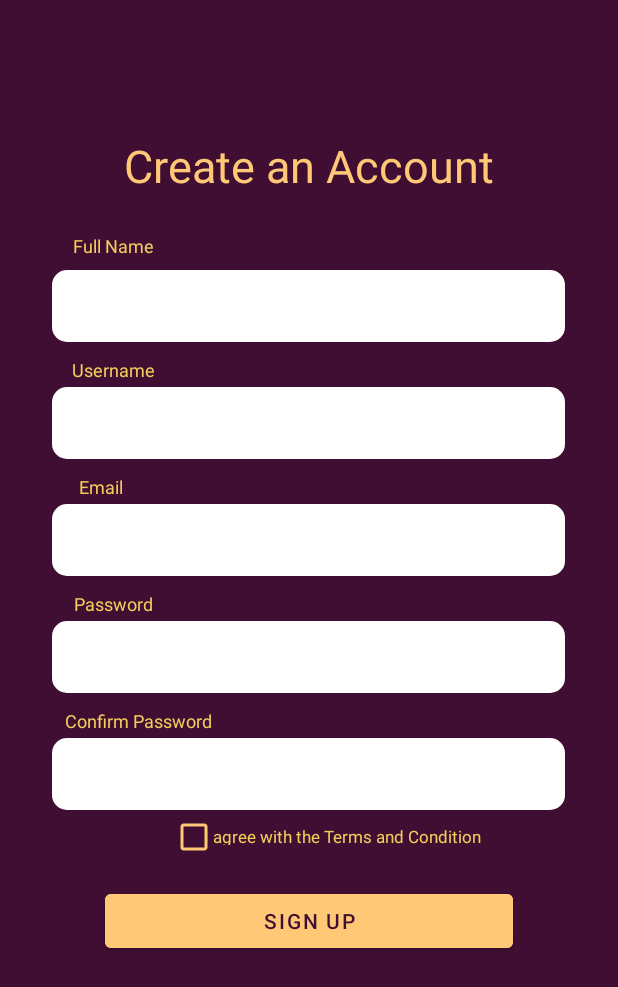
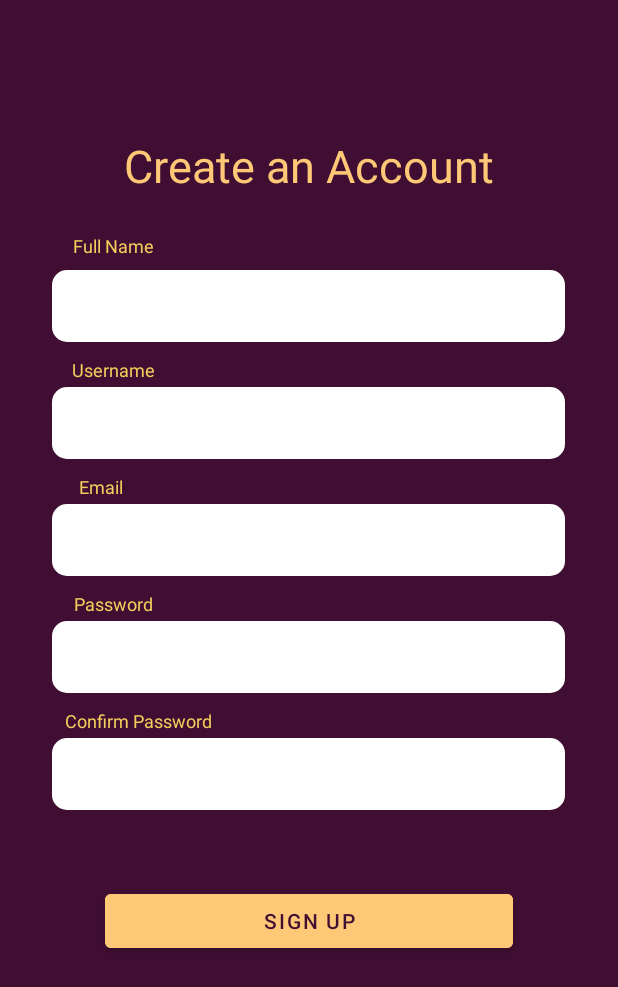
Before and after one commit to SpectreOfSolitude/OperationLevelUp, an Android app: the layout activity_signin.xml on its own in the app's theme, with its tools: preview values and no code run, on a phone screen of 412 x 824 dp. Shown: the top 987 px of the screen. Run offline under Robolectric (Android 15) with nearby library versions, the phone set to English and light mode, and no system bars.

Commit message:
fire_base_connect for registration

```diff
--- a/app/src/main/res/layout/activity_login.xml
+++ b/app/src/main/res/layout/activity_login.xml
@@ -11,6 +11,12 @@
     android:paddingRight="@dimen/activity_horizontal_margin"
     android:paddingBottom="@dimen/activity_vertical_margin"
     tools:context=".ui.ui.login.LoginActivity">
+
+    <ProgressBar
+        android:id="@+id/signup_progress"
+        android:visibility="gone"
+        android:layout_width="wrap_content"
+        android:layout_height="wrap_content" />
 
     <EditText
         android:id="@+id/username"
--- a/app/src/main/res/layout/activity_signin.xml
+++ b/app/src/main/res/layout/activity_signin.xml
@@ -18,6 +18,11 @@
         android:textColor="@color/yellow_whizz"
         android:textSize="30dp" />
 
+    <ProgressBar
+        android:id="@+id/signup_progress"
+        android:visibility="gone"
+        android:layout_width="wrap_content"
+        android:layout_height="wrap_content" />
     <TextView
         android:id="@+id/full_name"
         android:layout_width="64dp"
@@ -35,15 +40,14 @@
         android:id="@+id/editTextFullName"
         android:layout_width="342dp"
         android:layout_height="48dp"
+        android:layout_below="@id/full_name"
+        android:layout_alignParentTop="true"
+        android:layout_centerHorizontal="true"
+        android:layout_marginTop="180dp"
+        android:background="@drawable/login_entry_bar"
         android:ems="10"
         android:inputType="text"
-        android:minHeight="48dp"
-        android:layout_alignParentTop="true"
-        android:layout_below="@id/full_name"
-        android:layout_marginTop="180dp"
-        android:layout_centerHorizontal="true"
-        android:background="@drawable/login_entry_bar"
-        />
+        android:minHeight="48dp" />
     <TextView
         android:id="@+id/username"
         android:layout_width="64dp"
@@ -55,18 +59,18 @@
         android:textAppearance="@style/full_name"
         android:gravity="center_horizontal|top"
         />
-    <EditText
+
+    <com.google.android.material.textfield.TextInputEditText
         android:id="@+id/editTextUsername"
         android:layout_width="342dp"
         android:layout_height="48dp"
+        android:layout_below="@id/editTextFullName"
+        android:layout_centerHorizontal="true"
+        android:layout_marginTop="30dp"
+        android:background="@drawable/login_entry_bar"
         android:ems="10"
         android:inputType="text"
-        android:minHeight="48dp"
-        android:layout_below="@id/editTextFullName"
-        android:layout_marginTop="30dp"
-        android:layout_centerHorizontal="true"
-        android:background="@drawable/login_entry_bar"
-        />
+        android:minHeight="48dp" />
     <TextView
         android:id="@+id/email_text"
         android:layout_width="64dp"
@@ -78,18 +82,18 @@
         android:textAppearance="@style/full_name"
         android:gravity="center_horizontal|top"
         />
-    <EditText
+
+    <com.google.android.material.textfield.TextInputEditText
         android:id="@+id/editTextEmail"
         android:layout_width="342dp"
         android:layout_height="48dp"
+        android:layout_below="@id/editTextUsername"
+        android:layout_centerHorizontal="true"
+        android:layout_marginTop="30dp"
+        android:background="@drawable/login_entry_bar"
         android:ems="10"
         android:inputType="textEmailAddress"
-        android:minHeight="48dp"
-        android:layout_below="@id/editTextUsername"
-        android:layout_marginTop="30dp"
-        android:layout_centerHorizontal="true"
-        android:background="@drawable/login_entry_bar"
-        />
+        android:minHeight="48dp" />
     <TextView
         android:id="@+id/password"
         android:layout_width="64dp"
@@ -101,18 +105,18 @@
         android:textAppearance="@style/full_name"
         android:gravity="center_horizontal|top"
         />
-    <EditText
+
+    <com.google.android.material.textfield.TextInputEditText
         android:id="@+id/editTextPassword"
         android:layout_width="342dp"
         android:layout_height="48dp"
+        android:layout_below="@id/editTextEmail"
+        android:layout_centerHorizontal="true"
+        android:layout_marginTop="30dp"
+        android:background="@drawable/login_entry_bar"
         android:ems="10"
         android:inputType="textPassword"
-        android:minHeight="48dp"
-        android:layout_below="@id/editTextEmail"
-        android:layout_marginTop="30dp"
-        android:layout_centerHorizontal="true"
-        android:background="@drawable/login_entry_bar"
-        />
+        android:minHeight="48dp" />
     <TextView
         android:id="@+id/confirm_password"
         android:layout_width="wrap_content"
@@ -124,7 +128,7 @@
         android:textAppearance="@style/full_name"
         android:gravity="center_horizontal|top"
         />
-    <EditText
+    <com.google.android.material.textfield.TextInputEditText
         android:id="@+id/editTextConfirmPassword"
         android:layout_width="342dp"
         android:layout_height="48dp"
@@ -137,43 +141,42 @@
         android:background="@drawable/login_entry_bar"
         />
 
-    <CheckBox
-        android:id="@+id/checkBox"
-        android:layout_width="wrap_content"
-        android:layout_height="wrap_content"
-        android:buttonTint="@color/yellow_whizz"
-        android:textColor="@color/yellow_whizz"
-        android:layout_marginLeft="105dp"
-        android:layout_marginTop="-6dp"
-        android:layout_below="@id/editTextConfirmPassword"
-        />
+<!--    <CheckBox-->
+<!--        android:id="@+id/checkBox"-->
+<!--        android:layout_width="wrap_content"-->
+<!--        android:layout_height="wrap_content"-->
+<!--        android:layout_below="@id/editTextConfirmPassword"-->
+<!--        android:layout_marginLeft="105dp"-->
+<!--        android:layout_marginTop="-6dp"-->
+<!--        android:buttonTint="@color/yellow_whizz"-->
+<!--        android:textColor="@color/yellow_whizz" />-->
 
 
     <Button
+        android:id="@+id/button_Signin"
         android:layout_width="272dp"
         android:layout_height="wrap_content"
-        android:id="@+id/button_Signin"
         android:layout_below="@id/editTextConfirmPassword"
         android:layout_centerHorizontal="true"
+        android:layout_marginLeft="130dp"
         android:layout_marginTop="50dp"
-        android:layout_marginLeft="130dp"
+        android:backgroundTint="@color/yellow_whizz"
         android:text="sign Up"
         android:textColor="@color/purple_whizz"
-        android:backgroundTint="@color/yellow_whizz"
 
         />
-    <TextView
-        android:id="@+id/i_agree_wit"
-        android:layout_width="208dp"
-        android:layout_height="13dp"
-        android:layout_alignParentLeft="true"
-        android:layout_marginLeft="124dp"
-        android:layout_marginTop="10dp"
-        android:layout_below="@id/editTextConfirmPassword"
-        android:text="@string/i_agree_wit"
-        android:textAppearance="@style/i_agree_wit"
-        android:gravity="center_horizontal|top"
-        />
+
+<!--    <TextView-->
+<!--        android:id="@+id/i_agree_wit"-->
+<!--        android:layout_width="208dp"-->
+<!--        android:layout_height="13dp"-->
+<!--        android:layout_below="@id/editTextConfirmPassword"-->
+<!--        android:layout_alignParentLeft="true"-->
+<!--        android:layout_marginLeft="124dp"-->
+<!--        android:layout_marginTop="10dp"-->
+<!--        android:gravity="center_horizontal|top"-->
+<!--        android:text="@string/i_agree_wit"-->
+<!--        android:textAppearance="@style/i_agree_wit" />-->
 
 
 
```
Also changed, not shown: app/src/main/java/com/example/whizz/ui/signin/SigninActivity.java (+82 -2 lines).
